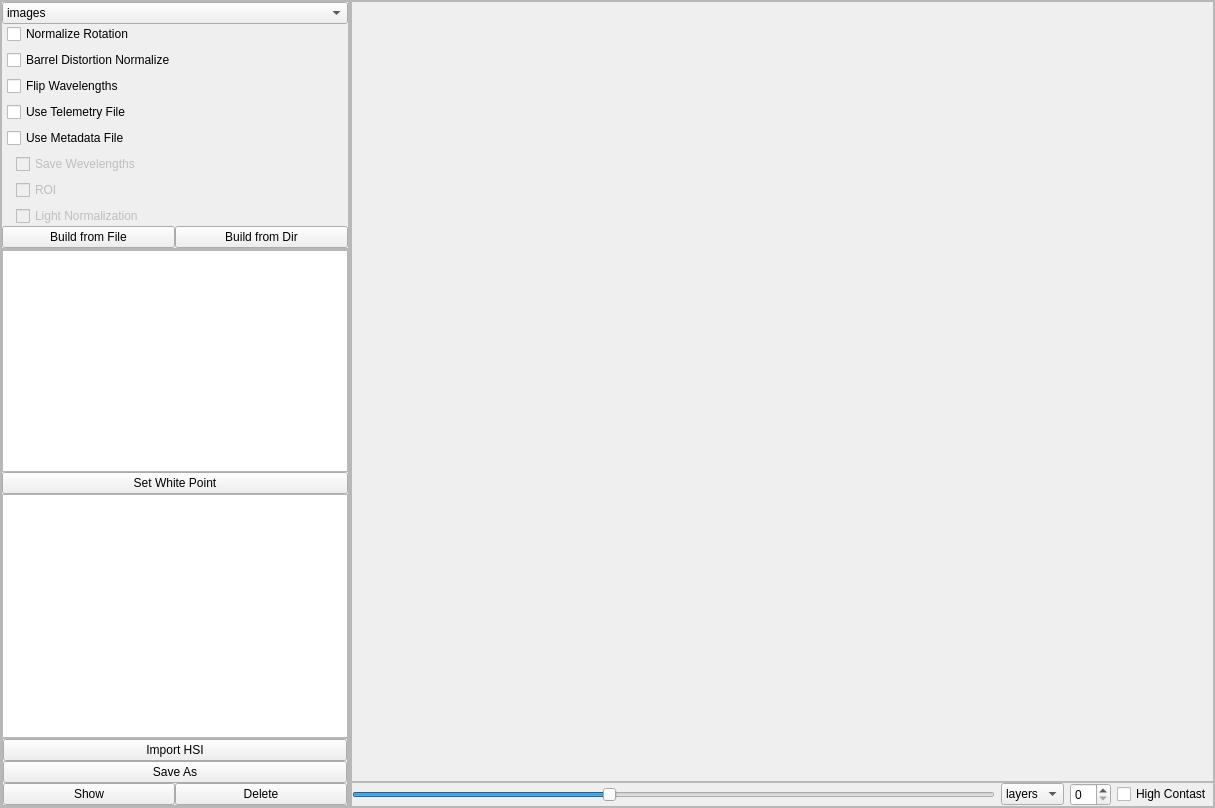
The window that gui/mac_builder.ui (OpenHSL/OpenHSL) describes before a commit, drawn with Qt 5.
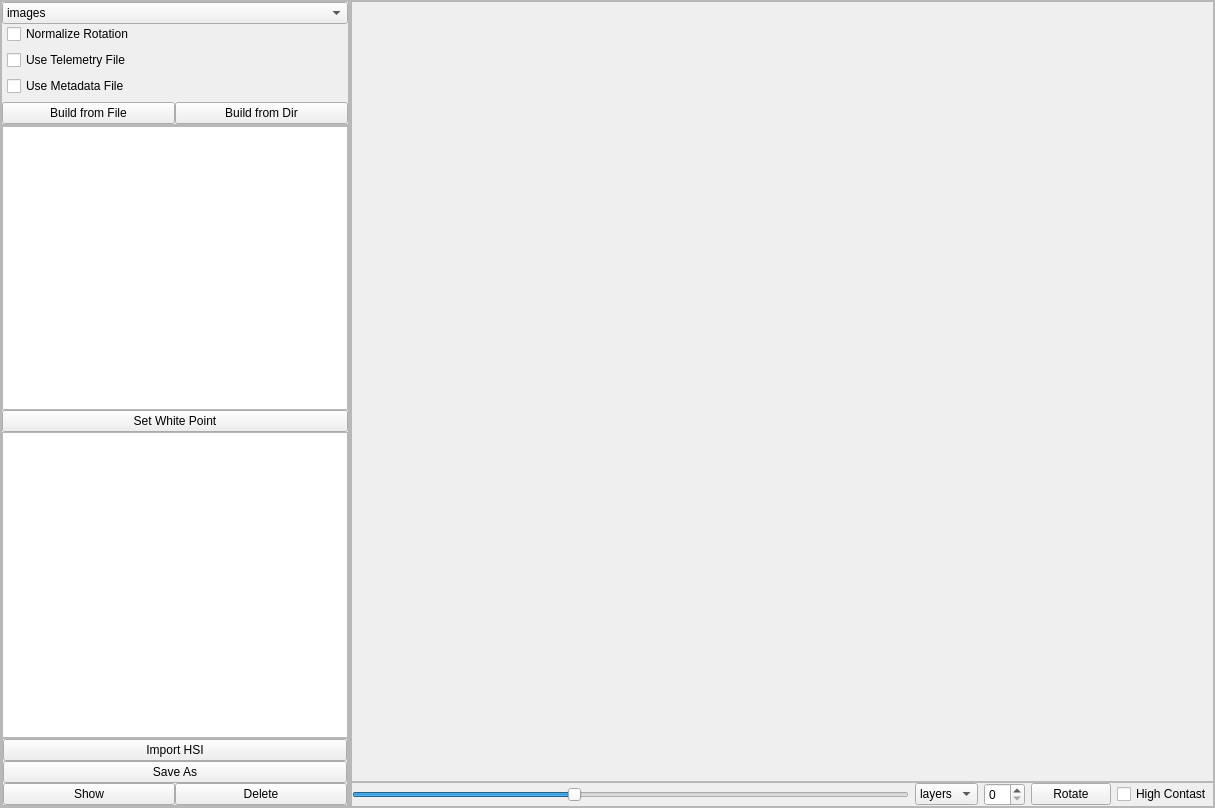
The same window after the commit. Custom widgets are drawn as their Qt base class.

The edit to the form file:
```diff
--- a/gui/mac_builder.ui
+++ b/gui/mac_builder.ui
@@ -126,20 +126,6 @@
                </property>
               </widget>
              </item>
-             <item>
-              <widget class="QCheckBox" name="check_barrel_dist_norm">
-               <property name="text">
-                <string>Barrel Distortion Normalize</string>
-               </property>
-              </widget>
-             </item>
-             <item>
-              <widget class="QCheckBox" name="check_wavelengths">
-               <property name="text">
-                <string>Flip Wavelengths</string>
-               </property>
-              </widget>
-             </item>
              <item>
               <widget class="QCheckBox" name="telemetry_requiared">
                <property name="text">
@@ -178,36 +164,6 @@
                 <property name="bottomMargin">
                  <number>0</number>
                 </property>
-                <item>
-                 <widget class="QCheckBox" name="save_wavelengths_checkbox">
-                  <property name="enabled">
-                   <bool>false</bool>
-                  </property>
-                  <property name="text">
-                   <string>Save Wevelengths</string>
-                  </property>
-                 </widget>
-                </item>
-                <item>
-                 <widget class="QCheckBox" name="check_roi">
-                  <property name="enabled">
-                   <bool>false</bool>
-                  </property>
-                  <property name="text">
-                   <string>ROI</string>
-                  </property>
-                 </widget>
-                </item>
-                <item>
-                 <widget class="QCheckBox" name="check_light_norm">
-                  <property name="enabled">
-                   <bool>false</bool>
-                  </property>
-                  <property name="text">
-                   <string>Light Normalization</string>
-                  </property>
-                 </widget>
-                </item>
                </layout>
               </widget>
              </item>
@@ -545,6 +501,13 @@
           <item>
            <widget class="QSpinBox" name="spinBox"/>
           </item>
+          <item>
+           <widget class="QPushButton" name="rotate_btn">
+            <property name="text">
+             <string>Rotate</string>
+            </property>
+           </widget>
+          </item>
           <item>
            <widget class="QCheckBox" name="check_high_contast">
             <property name="text">
```
Left out of the diff: 2 changed lines with no effect on the pictures.
